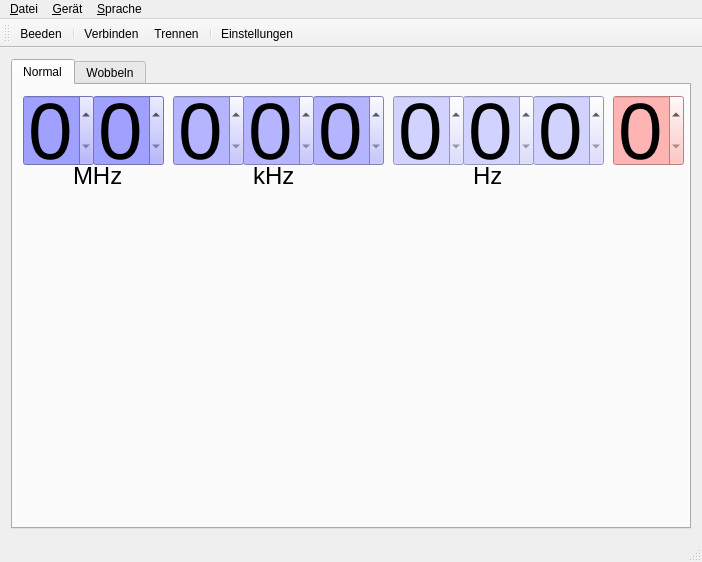
The window that mainwindow.ui (ThKattanek/fg_ae20125) describes before a commit, drawn with Qt 5.
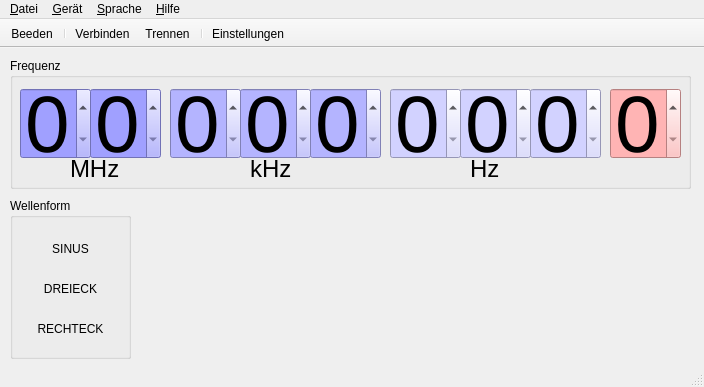
The same window after the commit. Icons and pictures are not drawn.

```diff
--- a/mainwindow.ui
+++ b/mainwindow.ui
@@ -6,107 +6,31 @@
    <rect>
     <x>0</x>
     <y>0</y>
-    <width>702</width>
-    <height>562</height>
+    <width>704</width>
+    <height>387</height>
    </rect>
   </property>
   <property name="windowTitle">
    <string>ASCEL Funktionsgenerator AE20125 Steuerung</string>
   </property>
   <widget class="QWidget" name="centralWidget">
-   <layout class="QHBoxLayout" name="horizontalLayout">
-    <item>
-     <widget class="QTabWidget" name="tabWidget">
-      <property name="currentIndex">
-       <number>0</number>
-      </property>
-      <widget class="QWidget" name="tab">
-       <attribute name="title">
-        <string>Normal</string>
-       </attribute>
-       <widget class="QLabel" name="label">
+   <widget class="QGroupBox" name="FrequenzGroup">
         <property name="geometry">
          <rect>
           <x>10</x>
-          <y>150</y>
-          <width>511</width>
-          <height>31</height>
-         </rect>
-        </property>
-        <property name="font">
-         <font>
-          <pointsize>10</pointsize>
-          <weight>75</weight>
-          <bold>true</bold>
-         </font>
-        </property>
-        <property name="text">
-         <string/>
-        </property>
-       </widget>
-       <widget class="QSpinBox" name="fr_8">
-        <property name="geometry">
-         <rect>
-          <x>10</x>
           <y>10</y>
-          <width>71</width>
-          <height>71</height>
-         </rect>
-        </property>
-        <property name="font">
-         <font>
-          <pointsize>60</pointsize>
-          <weight>50</weight>
-          <bold>false</bold>
-         </font>
-        </property>
-        <property name="styleSheet">
-         <string notr="true">background-color: rgb(160, 160, 255);</string>
-        </property>
-        <property name="readOnly">
-         <bool>false</bool>
-        </property>
-        <property name="buttonSymbols">
-         <enum>QAbstractSpinBox::UpDownArrows</enum>
-        </property>
-        <property name="correctionMode">
-         <enum>QAbstractSpinBox::CorrectToNearestValue</enum>
-        </property>
-        <property name="keyboardTracking">
-         <bool>false</bool>
-        </property>
-        <property name="maximum">
-         <number>1</number>
-        </property>
-       </widget>
-       <widget class="QSpinBox" name="fr_7">
-        <property name="geometry">
-         <rect>
-          <x>80</x>
-          <y>10</y>
-          <width>71</width>
-          <height>71</height>
-         </rect>
-        </property>
-        <property name="font">
-         <font>
-          <pointsize>60</pointsize>
-          <weight>50</weight>
-          <bold>false</bold>
-         </font>
-        </property>
-        <property name="styleSheet">
-         <string notr="true">background-color: rgb(160, 160, 255);</string>
-        </property>
-        <property name="maximum">
-         <number>9</number>
-        </property>
-       </widget>
+      <width>681</width>
+      <height>131</height>
+     </rect>
+    </property>
+    <property name="title">
+     <string>Frequenz</string>
+    </property>
        <widget class="QSpinBox" name="fr_6">
         <property name="geometry">
          <rect>
           <x>160</x>
-          <y>10</y>
+       <y>30</y>
           <width>71</width>
           <height>71</height>
          </rect>
@@ -118,29 +42,9 @@
           <bold>false</bold>
          </font>
         </property>
-        <property name="styleSheet">
-         <string notr="true">background-color: rgb(180, 180, 255);</string>
-        </property>
-        <property name="maximum">
-         <number>9</number>
-        </property>
-       </widget>
-       <widget class="QSpinBox" name="fr_5">
-        <property name="geometry">
-         <rect>
-          <x>230</x>
-          <y>10</y>
-          <width>71</width>
-          <height>71</height>
-         </rect>
-        </property>
-        <property name="font">
-         <font>
-          <pointsize>60</pointsize>
-          <weight>50</weight>
-          <bold>false</bold>
-         </font>
-        </property>
+     <property name="statusTip">
+      <string>Frequenz im kHz Bereich verändern.</string>
+     </property>
         <property name="styleSheet">
          <string notr="true">background-color: rgb(180, 180, 255);</string>
         </property>
@@ -148,57 +52,11 @@
          <number>9</number>
         </property>
        </widget>
-       <widget class="QSpinBox" name="fr_4">
-        <property name="geometry">
-         <rect>
-          <x>300</x>
-          <y>10</y>
-          <width>71</width>
-          <height>71</height>
-         </rect>
-        </property>
-        <property name="font">
-         <font>
-          <pointsize>60</pointsize>
-          <weight>50</weight>
-          <bold>false</bold>
-         </font>
-        </property>
-        <property name="styleSheet">
-         <string notr="true">background-color: rgb(180, 180, 255);</string>
-        </property>
-        <property name="maximum">
-         <number>9</number>
-        </property>
-       </widget>
-       <widget class="QSpinBox" name="fr_3">
-        <property name="geometry">
-         <rect>
-          <x>380</x>
-          <y>10</y>
-          <width>71</width>
-          <height>71</height>
-         </rect>
-        </property>
-        <property name="font">
-         <font>
-          <pointsize>60</pointsize>
-          <weight>50</weight>
-          <bold>false</bold>
-         </font>
-        </property>
-        <property name="styleSheet">
-         <string notr="true">background-color: rgb(210, 210, 255);</string>
-        </property>
-        <property name="maximum">
-         <number>9</number>
-        </property>
-       </widget>
        <widget class="QSpinBox" name="fr_2">
         <property name="geometry">
          <rect>
           <x>450</x>
-          <y>10</y>
+       <y>30</y>
           <width>71</width>
           <height>71</height>
          </rect>
@@ -221,7 +79,7 @@
         <property name="geometry">
          <rect>
           <x>520</x>
-          <y>10</y>
+       <y>30</y>
           <width>71</width>
           <height>71</height>
          </rect>
@@ -240,11 +98,11 @@
          <number>9</number>
         </property>
        </widget>
-       <widget class="QSpinBox" name="fr_0">
+    <widget class="QSpinBox" name="fr_4">
         <property name="geometry">
          <rect>
-          <x>600</x>
-          <y>10</y>
+       <x>300</x>
+       <y>30</y>
           <width>71</width>
           <height>71</height>
          </rect>
@@ -257,37 +115,17 @@
          </font>
         </property>
         <property name="styleSheet">
-         <string notr="true">background-color: rgb(255, 180, 180);</string>
+      <string notr="true">background-color: rgb(180, 180, 255);</string>
         </property>
         <property name="maximum">
          <number>9</number>
         </property>
        </widget>
-       <widget class="QLabel" name="label_2">
-        <property name="geometry">
-         <rect>
-          <x>60</x>
-          <y>80</y>
-          <width>51</width>
-          <height>21</height>
-         </rect>
-        </property>
-        <property name="font">
-         <font>
-          <pointsize>18</pointsize>
-          <weight>50</weight>
-          <bold>false</bold>
-         </font>
-        </property>
-        <property name="text">
-         <string>MHz</string>
-        </property>
-       </widget>
        <widget class="QLabel" name="label_3">
         <property name="geometry">
          <rect>
           <x>240</x>
-          <y>80</y>
+       <y>100</y>
           <width>51</width>
           <height>21</height>
          </rect>
@@ -303,11 +141,63 @@
          <string>kHz</string>
         </property>
        </widget>
+    <widget class="QSpinBox" name="fr_7">
+     <property name="geometry">
+      <rect>
+       <x>80</x>
+       <y>30</y>
+       <width>71</width>
+       <height>71</height>
+      </rect>
+     </property>
+     <property name="font">
+      <font>
+       <pointsize>60</pointsize>
+       <weight>50</weight>
+       <bold>false</bold>
+      </font>
+     </property>
+     <property name="statusTip">
+      <string>Frequenz im MHz Bereich verändern.</string>
+     </property>
+     <property name="styleSheet">
+      <string notr="true">background-color: rgb(160, 160, 255);</string>
+     </property>
+     <property name="maximum">
+      <number>9</number>
+     </property>
+    </widget>
+    <widget class="QSpinBox" name="fr_5">
+     <property name="geometry">
+      <rect>
+       <x>230</x>
+       <y>30</y>
+       <width>71</width>
+       <height>71</height>
+      </rect>
+     </property>
+     <property name="font">
+      <font>
+       <pointsize>60</pointsize>
+       <weight>50</weight>
+       <bold>false</bold>
+      </font>
+     </property>
+     <property name="statusTip">
+      <string>Frequenz im kHz Bereich verändern.</string>
+     </property>
+     <property name="styleSheet">
+      <string notr="true">background-color: rgb(180, 180, 255);</string>
+     </property>
+     <property name="maximum">
+      <number>9</number>
+     </property>
+    </widget>
        <widget class="QLabel" name="label_4">
         <property name="geometry">
          <rect>
           <x>460</x>
-          <y>80</y>
+       <y>100</y>
           <width>31</width>
           <height>21</height>
          </rect>
@@ -323,22 +213,228 @@
          <string>Hz</string>
         </property>
        </widget>
-      </widget>
-      <widget class="QWidget" name="tab_2">
-       <attribute name="title">
-        <string>Wobbeln</string>
-       </attribute>
-      </widget>
-     </widget>
-    </item>
-   </layout>
+    <widget class="QSpinBox" name="fr_0">
+     <property name="geometry">
+      <rect>
+       <x>600</x>
+       <y>30</y>
+       <width>71</width>
+       <height>71</height>
+      </rect>
+     </property>
+     <property name="font">
+      <font>
+       <pointsize>60</pointsize>
+       <weight>50</weight>
+       <bold>false</bold>
+      </font>
+     </property>
+     <property name="statusTip">
+      <string>Frequenz im 10^-1 Hz Bereich verändern.</string>
+     </property>
+     <property name="styleSheet">
+      <string notr="true">background-color: rgb(255, 180, 180);</string>
+     </property>
+     <property name="maximum">
+      <number>9</number>
+     </property>
+    </widget>
+    <widget class="QLabel" name="label_2">
+     <property name="geometry">
+      <rect>
+       <x>60</x>
+       <y>100</y>
+       <width>51</width>
+       <height>21</height>
+      </rect>
+     </property>
+     <property name="font">
+      <font>
+       <pointsize>18</pointsize>
+       <weight>50</weight>
+       <bold>false</bold>
+      </font>
+     </property>
+     <property name="text">
+      <string>MHz</string>
+     </property>
+    </widget>
+    <widget class="QSpinBox" name="fr_3">
+     <property name="geometry">
+      <rect>
+       <x>380</x>
+       <y>30</y>
+       <width>71</width>
+       <height>71</height>
+      </rect>
+     </property>
+     <property name="font">
+      <font>
+       <pointsize>60</pointsize>
+       <weight>50</weight>
+       <bold>false</bold>
+      </font>
+     </property>
+     <property name="statusTip">
+      <string>Frequenz im Hz Bereich verändern.</string>
+     </property>
+     <property name="styleSheet">
+      <string notr="true">background-color: rgb(210, 210, 255);</string>
+     </property>
+     <property name="maximum">
+      <number>9</number>
+     </property>
+    </widget>
+    <widget class="QSpinBox" name="fr_8">
+     <property name="geometry">
+      <rect>
+       <x>10</x>
+       <y>30</y>
+       <width>71</width>
+       <height>71</height>
+      </rect>
+     </property>
+     <property name="font">
+      <font>
+       <pointsize>60</pointsize>
+       <weight>50</weight>
+       <bold>false</bold>
+      </font>
+     </property>
+     <property name="statusTip">
+      <string>Frequenz im MHz Bereich verändern.</string>
+     </property>
+     <property name="styleSheet">
+      <string notr="true">background-color: rgb(160, 160, 255);</string>
+     </property>
+     <property name="readOnly">
+      <bool>false</bool>
+     </property>
+     <property name="buttonSymbols">
+      <enum>QAbstractSpinBox::UpDownArrows</enum>
+     </property>
+     <property name="correctionMode">
+      <enum>QAbstractSpinBox::CorrectToNearestValue</enum>
+     </property>
+     <property name="keyboardTracking">
+      <bool>false</bool>
+     </property>
+     <property name="maximum">
+      <number>1</number>
+     </property>
+    </widget>
+   </widget>
+   <widget class="QGroupBox" name="WaveGroup">
+    <property name="geometry">
+     <rect>
+      <x>10</x>
+      <y>150</y>
+      <width>121</width>
+      <height>161</height>
+     </rect>
+    </property>
+    <property name="title">
+     <string>Wellenform</string>
+    </property>
+    <widget class="QToolButton" name="Wave0">
+     <property name="geometry">
+      <rect>
+       <x>10</x>
+       <y>30</y>
+       <width>101</width>
+       <height>42</height>
+      </rect>
+     </property>
+     <property name="text">
+      <string>SINUS</string>
+     </property>
+     <property name="iconSize">
+      <size>
+       <width>91</width>
+       <height>32</height>
+      </size>
+     </property>
+     <property name="autoRaise">
+      <bool>true</bool>
+     </property>
+    </widget>
+    <widget class="QToolButton" name="Wave1">
+     <property name="geometry">
+      <rect>
+       <x>10</x>
+       <y>70</y>
+       <width>101</width>
+       <height>42</height>
+      </rect>
+     </property>
+     <property name="text">
+      <string>DREIECK</string>
+     </property>
+     <property name="iconSize">
+      <size>
+       <width>91</width>
+       <height>32</height>
+      </size>
+     </property>
+     <property name="autoRaise">
+      <bool>true</bool>
+     </property>
+    </widget>
+    <widget class="QToolButton" name="Wave2">
+     <property name="geometry">
+      <rect>
+       <x>10</x>
+       <y>110</y>
+       <width>101</width>
+       <height>42</height>
+      </rect>
+     </property>
+     <property name="text">
+      <string>RECHTECK</string>
+     </property>
+     <property name="iconSize">
+      <size>
+       <width>91</width>
+       <height>32</height>
+      </size>
+     </property>
+     <property name="autoRaise">
+      <bool>true</bool>
+     </property>
+    </widget>
+   </widget>
+   <widget class="QPushButton" name="pushButton">
+    <property name="geometry">
+     <rect>
+      <x>150</x>
+      <y>180</y>
+      <width>91</width>
+      <height>32</height>
+     </rect>
+    </property>
+    <property name="autoFillBackground">
+     <bool>false</bool>
+    </property>
+    <property name="text">
+     <string/>
+    </property>
+    <property name="iconSize">
+     <size>
+      <width>91</width>
+      <height>32</height>
+     </size>
+    </property>
+    <property name="flat">
+     <bool>true</bool>
+    </property>
+   </widget>
   </widget>
   <widget class="QMenuBar" name="menuBar">
    <property name="geometry">
     <rect>
      <x>0</x>
      <y>0</y>
-     <width>702</width>
+     <width>704</width>
      <height>16</height>
     </rect>
    </property>
@@ -364,11 +460,21 @@
     <addaction name="actionVerbinden"/>
     <addaction name="actionTrennen"/>
    </widget>
+   <widget class="QMenu" name="menu_Info">
+    <property name="title">
+     <string>&amp;Hilfe</string>
+    </property>
+    <addaction name="action_Info"/>
+   </widget>
    <addaction name="menu_Dateu"/>
    <addaction name="menuGer_t"/>
    <addaction name="menu_Sprache"/>
+   <addaction name="menu_Info"/>
   </widget>
   <widget class="QToolBar" name="mainToolBar">
+   <property name="movable">
+    <bool>false</bool>
+   </property>
    <attribute name="toolBarArea">
     <enum>TopToolBarArea</enum>
    </attribute>
```
Left out of the diff: 29 changed lines with no effect on the pictures. Lines whose indentation alone changed are shown as unchanged.
